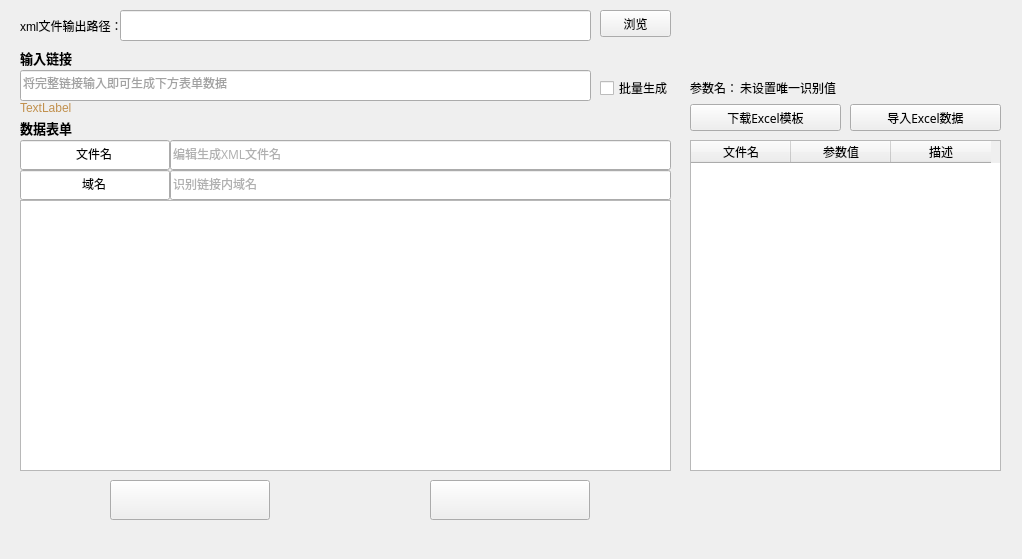
This is src/princekin/ui/behavior/urltoxml.ui in chorushe/princekin as Qt 5 draws it before an edit. The edited form follows.
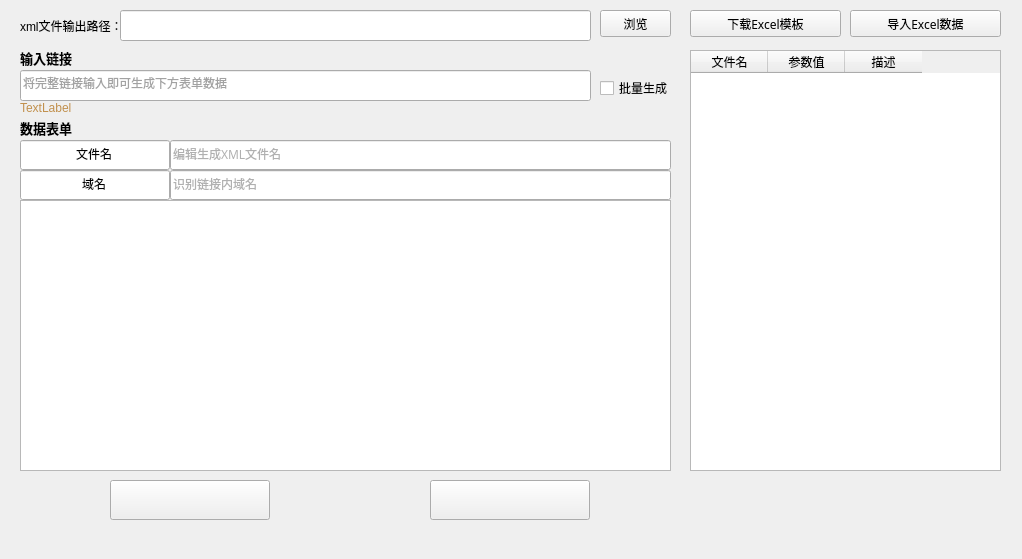
This is the edited form. Icons and pictures are not drawn.

What changed in the file:
```diff
--- a/src/princekin/ui/behavior/urltoxml.ui
+++ b/src/princekin/ui/behavior/urltoxml.ui
@@ -286,24 +286,11 @@
      <string>批量生成</string>
     </property>
    </widget>
-   <widget class="QLabel" name="label_3">
-    <property name="geometry">
-     <rect>
-      <x>690</x>
-      <y>80</y>
-      <width>54</width>
-      <height>16</height>
-     </rect>
-    </property>
-    <property name="text">
-     <string>参数名：</string>
-    </property>
-   </widget>
    <widget class="QPushButton" name="downLoadExcelBtn">
     <property name="geometry">
      <rect>
       <x>690</x>
-      <y>104</y>
+      <y>10</y>
       <width>151</width>
       <height>27</height>
      </rect>
@@ -321,7 +308,7 @@
     <property name="geometry">
      <rect>
       <x>850</x>
-      <y>104</y>
+      <y>10</y>
       <width>151</width>
       <height>27</height>
      </rect>
@@ -339,11 +326,14 @@
     <property name="geometry">
      <rect>
       <x>690</x>
-      <y>140</y>
+      <y>50</y>
       <width>311</width>
-      <height>331</height>
+      <height>421</height>
      </rect>
     </property>
+    <attribute name="horizontalHeaderDefaultSectionSize">
+     <number>77</number>
+    </attribute>
     <column>
      <property name="text">
       <string>文件名</string>
@@ -360,19 +350,6 @@
      </property>
     </column>
    </widget>
-   <widget class="QLabel" name="uniqueLabel">
-    <property name="geometry">
-     <rect>
-      <x>740</x>
-      <y>80</y>
-      <width>211</width>
-      <height>16</height>
-     </rect>
-    </property>
-    <property name="text">
-     <string>未设置唯一识别值</string>
-    </property>
-   </widget>
    <widget class="QLabel" name="label_5">
     <property name="geometry">
      <rect>
```
Left out of the diff: 3 changed lines with no effect on the pictures.
